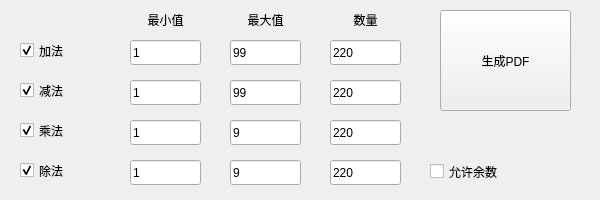
Vonger/qzcal, file mainwindow.ui: the form before one commit.
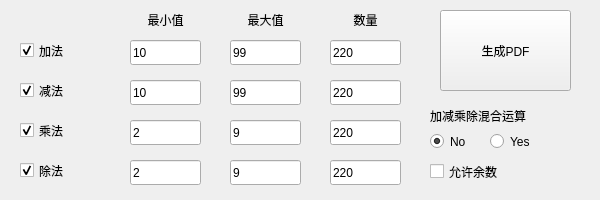
The form after the commit.

Commit message: add more than two number calculate.

The edit to the form file:
```diff
--- a/mainwindow.ui
+++ b/mainwindow.ui
@@ -84,7 +84,7 @@
       <x>440</x>
       <y>10</y>
       <width>131</width>
-      <height>101</height>
+      <height>81</height>
      </rect>
     </property>
     <property name="text">
@@ -152,7 +152,7 @@
      <string/>
     </property>
     <property name="text">
-     <string>1</string>
+     <string>10</string>
     </property>
    </widget>
    <widget class="QLineEdit" name="leSubMin">
@@ -168,7 +168,7 @@
      <string/>
     </property>
     <property name="text">
-     <string>1</string>
+     <string>10</string>
     </property>
    </widget>
    <widget class="QLineEdit" name="leMulMin">
@@ -184,7 +184,7 @@
      <string/>
     </property>
     <property name="text">
-     <string>1</string>
+     <string>2</string>
     </property>
    </widget>
    <widget class="QLineEdit" name="leDivMin">
@@ -200,7 +200,7 @@
      <string/>
     </property>
     <property name="text">
-     <string>1</string>
+     <string>2</string>
     </property>
    </widget>
    <widget class="QLineEdit" name="leDivMax">
@@ -344,6 +344,48 @@
      <string>允许余数</string>
     </property>
    </widget>
+   <widget class="QRadioButton" name="rb2">
+    <property name="geometry">
+     <rect>
+      <x>430</x>
+      <y>130</y>
+      <width>51</width>
+      <height>23</height>
+     </rect>
+    </property>
+    <property name="text">
+     <string>No</string>
+    </property>
+    <property name="checked">
+     <bool>true</bool>
+    </property>
+   </widget>
+   <widget class="QRadioButton" name="rb3">
+    <property name="geometry">
+     <rect>
+      <x>490</x>
+      <y>130</y>
+      <width>61</width>
+      <height>23</height>
+     </rect>
+    </property>
+    <property name="text">
+     <string>Yes</string>
+    </property>
+   </widget>
+   <widget class="QLabel" name="label">
+    <property name="geometry">
+     <rect>
+      <x>430</x>
+      <y>100</y>
+      <width>151</width>
+      <height>31</height>
+     </rect>
+    </property>
+    <property name="text">
+     <string>加减乘除混合运算</string>
+    </property>
+   </widget>
   </widget>
  </widget>
  <resources/>
```
Left out of the diff: 6 changed lines with no effect on the pictures. The commit also changes 2 other files.
